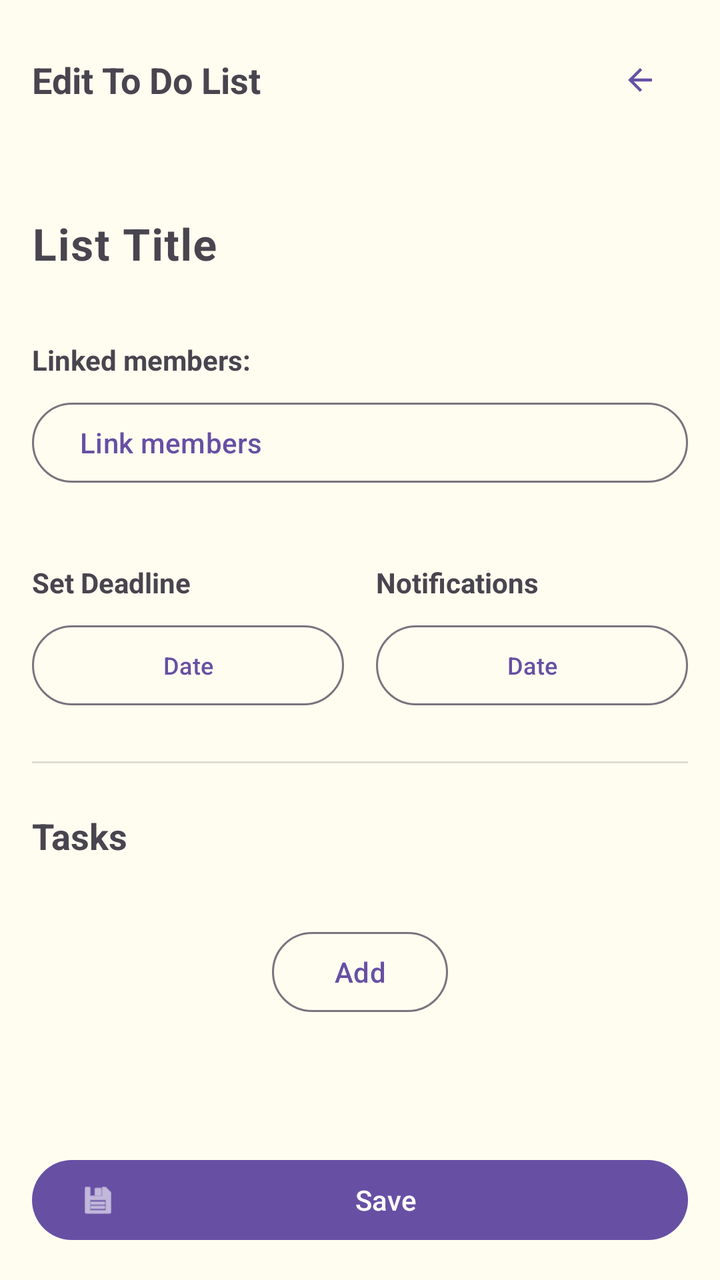
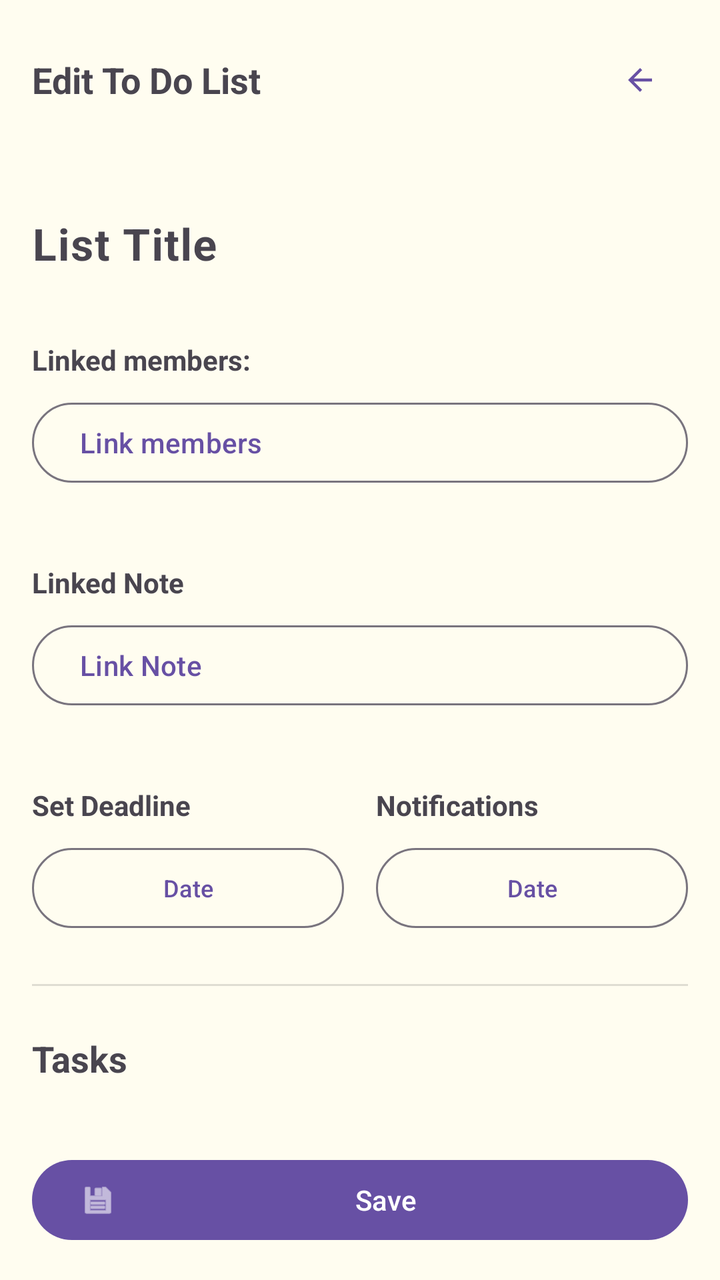

The first picture is an Android layout as it rendered before a commit; the second is the same layout after the commit. The layout source and the unified diff follow.
<!-- AndroidManifest.xml: application theme Theme.PluralApp001 -->
<!-- res/layout/activity_edit_todo_list.xml -->
<?xml version="1.0" encoding="utf-8"?>
<androidx.constraintlayout.widget.ConstraintLayout xmlns:android="http://schemas.android.com/apk/res/android"
    xmlns:app="http://schemas.android.com/apk/res-auto"
    android:layout_width="match_parent"
    android:layout_height="match_parent"
    android:fitsSystemWindows="true"
    android:background="#FFFDF0">

    <LinearLayout
        android:layout_width="match_parent"
        android:layout_height="match_parent"
        android:orientation="vertical"
        android:paddingTop="16dp"
        android:paddingStart="16dp"
        android:paddingEnd="16dp"
        android:paddingBottom="16dp">

        <RelativeLayout
            android:layout_width="match_parent"
            android:layout_height="wrap_content"
            android:layout_marginBottom="16dp">

            <TextView
                android:id="@+id/tvScreenTitle"
                android:layout_width="wrap_content"
                android:layout_height="wrap_content"
                android:layout_centerVertical="true"
                android:text="@string/dialog_edit_todo_list"
                android:textSize="18sp"
                android:textStyle="bold" />

            <Button
                android:id="@+id/btnEditTodoBack"
                style="@style/Widget.Material3.Button.TextButton"
                android:layout_width="48dp"
                android:layout_height="48dp"
                android:layout_alignParentEnd="true"
                android:padding="0dp"
                app:icon="@drawable/abc_ic_ab_back_material"
                app:iconGravity="textStart"
                app:iconPadding="0dp"
                android:text="" />
        </RelativeLayout>

        <androidx.core.widget.NestedScrollView
            android:id="@+id/editTodoScrollRoot"
            android:layout_width="match_parent"
            android:layout_height="0dp"
            android:layout_weight="1"
            android:fillViewport="true">

            <LinearLayout
                android:layout_width="match_parent"
                android:layout_height="wrap_content"
                android:orientation="vertical">

                <com.google.android.material.textfield.TextInputLayout
                    android:id="@+id/layoutTodoTitle"
                    android:layout_width="match_parent"
                    android:layout_height="wrap_content"
                    android:hint="@string/hint_todo_list_title"
                    app:boxBackgroundMode="none"
                    app:boxStrokeWidth="0dp">

                    <com.google.android.material.textfield.TextInputEditText
                        android:id="@+id/editTodoTitle"
                        android:layout_width="match_parent"
                        android:layout_height="wrap_content"
                        android:paddingStart="0dp"
                        android:paddingEnd="0dp"
                        android:background="@null"
                        android:textSize="22sp"
                        android:textStyle="bold"
                        android:inputType="textCapSentences" />
                </com.google.android.material.textfield.TextInputLayout>

                <TextView
                    android:id="@+id/labelLinkedMembersList"
                    android:layout_width="match_parent"
                    android:layout_height="wrap_content"
                    android:layout_marginTop="16dp"
                    android:text="@string/label_linked_members"
                    android:textSize="14sp"
                    android:textStyle="bold" />

                <Button
                    android:id="@+id/btnLinkMembersList"
                    style="@style/Widget.Material3.Button.OutlinedButton"
                    android:layout_width="match_parent"
                    android:layout_height="wrap_content"
                    android:layout_marginTop="8dp"
                    android:text="@string/action_link_members"
                    android:textAlignment="viewStart" />

                <TextView
                    android:id="@+id/linkedMembersListText"
                    android:layout_width="match_parent"
                    android:layout_height="wrap_content"
                    android:layout_marginTop="4dp"
                    android:textSize="12sp"
                    android:alpha="0.7" />

                <LinearLayout
                    android:layout_width="match_parent"
                    android:layout_height="wrap_content"
                    android:orientation="horizontal"
                    android:layout_marginTop="16dp">

                    <LinearLayout
                        android:layout_width="0dp"
                        android:layout_height="wrap_content"
                        android:layout_weight="1"
                        android:orientation="vertical">
                        <TextView
                            android:layout_width="match_parent"
                            android:layout_height="wrap_content"
                            android:text="@string/set_deadline"
                            android:textSize="14sp"
                            android:textStyle="bold" />
                        <Button
                            android:id="@+id/btnSetListDeadlineCombined"
                            style="@style/Widget.Material3.Button.OutlinedButton"
                            android:layout_width="match_parent"
                            android:layout_height="wrap_content"
                            android:layout_marginTop="8dp"
                            android:text="@string/date"
                            android:textSize="12sp" />
                    </LinearLayout>

                    <View
                        android:layout_width="16dp"
                        android:layout_height="0dp" />

                    <LinearLayout
                        android:layout_width="0dp"
                        android:layout_height="wrap_content"
                        android:layout_weight="1"
                        android:orientation="vertical">
                        <TextView
                            android:layout_width="match_parent"
                            android:layout_height="wrap_content"
                            android:text="@string/settings_section_notifications"
                            android:textSize="14sp"
                            android:textStyle="bold" />
                        <Button
                            android:id="@+id/btnSetReminderCombined"
                            style="@style/Widget.Material3.Button.OutlinedButton"
                            android:layout_width="match_parent"
                            android:layout_height="wrap_content"
                            android:layout_marginTop="8dp"
                            android:text="@string/date"
                            android:textSize="12sp" />
                    </LinearLayout>
                </LinearLayout>

                <View
                    android:layout_width="match_parent"
                    android:layout_height="1dp"
                    android:background="#20000000"
                    android:layout_marginTop="24dp"
                    android:layout_marginBottom="24dp" />

                <TextView
                    android:layout_width="match_parent"
                    android:layout_height="wrap_content"
                    android:text="@string/tasks"
                    android:textSize="18sp"
                    android:textStyle="bold"
                    android:layout_marginBottom="16dp" />

                <androidx.recyclerview.widget.RecyclerView
                    android:id="@+id/rvTasksEdit"
                    android:layout_width="match_parent"
                    android:layout_height="wrap_content"
                    android:nestedScrollingEnabled="false" />

                <Button
                    android:id="@+id/btnAddNewTask"
                    style="@style/Widget.Material3.Button.OutlinedButton"
                    android:layout_width="wrap_content"
                    android:layout_height="wrap_content"
                    android:layout_marginTop="16dp"
                    android:layout_gravity="center_horizontal"
                    android:text="@string/action_add" />

            </LinearLayout>
        </androidx.core.widget.NestedScrollView>

        <Button
            android:id="@+id/btnSaveTodoList"
            android:layout_width="match_parent"
            android:layout_height="wrap_content"
            android:layout_marginTop="16dp"
            app:icon="@android:drawable/ic_menu_save"
            android:text="@string/save" />

        <Button
            android:id="@+id/btnDeleteTodoList"
            style="@style/Widget.Material3.Button.TextButton"
            android:layout_width="match_parent"
            android:layout_height="wrap_content"
            android:layout_marginTop="8dp"
            android:text="@string/delete"
            android:textColor="#FF0000"
            android:visibility="gone" />

    </LinearLayout>
</androidx.constraintlayout.widget.ConstraintLayout>
<!-- resources referenced by this layout -->
<resources>
  <string name="action_add">Add</string>
  <string name="action_link_members">Link members</string>
  <string name="date">Date</string>
  <string name="delete">Delete</string>
  <string name="dialog_edit_todo_list">Edit To Do List</string>
  <string name="hint_todo_list_title">List Title</string>
  <string name="label_linked_members">Linked members:</string>
  <string name="save">Save</string>
  <string name="set_deadline">Set Deadline</string>
  <string name="settings_section_notifications">Notifications</string>
  <string name="tasks">Tasks</string>
  <style name="Theme.PluralApp001" parent="Base.Theme.PluralApp001" />
  <style name="Base.Theme.PluralApp001" parent="Theme.Material3.DayNight.NoActionBar">
          
          
      </style>
</resources>

<!-- the commit's change to res/layout/activity_edit_todo_list.xml (unified diff, before → after) -->
@@ -100,6 +100,32 @@
                     android:textSize="12sp"
                     android:alpha="0.7" />
 
+                <TextView
+                    android:id="@+id/labelLinkedNote"
+                    android:layout_width="match_parent"
+                    android:layout_height="wrap_content"
+                    android:layout_marginTop="16dp"
+                    android:text="@string/label_linked_note"
+                    android:textSize="14sp"
+                    android:textStyle="bold" />
+
+                <Button
+                    android:id="@+id/btnLinkNote"
+                    style="@style/Widget.Material3.Button.OutlinedButton"
+                    android:layout_width="match_parent"
+                    android:layout_height="wrap_content"
+                    android:layout_marginTop="8dp"
+                    android:text="@string/action_link_note"
+                    android:textAlignment="viewStart" />
+
+                <TextView
+                    android:id="@+id/linkedNoteText"
+                    android:layout_width="match_parent"
+                    android:layout_height="wrap_content"
+                    android:layout_marginTop="4dp"
+                    android:textSize="12sp"
+                    android:alpha="0.7" />
+
                 <LinearLayout
                     android:layout_width="match_parent"
                     android:layout_height="wrap_content"
<!-- resource entries referenced after the edit -->
@@ -2,11 +2,13 @@
 <resources>
   <string name="action_add">Add</string>
   <string name="action_link_members">Link members</string>
+  <string name="action_link_note">Link Note</string>
   <string name="date">Date</string>
   <string name="delete">Delete</string>
   <string name="dialog_edit_todo_list">Edit To Do List</string>
   <string name="hint_todo_list_title">List Title</string>
   <string name="label_linked_members">Linked members:</string>
+  <string name="label_linked_note">Linked Note</string>
   <string name="save">Save</string>
   <string name="set_deadline">Set Deadline</string>
   <string name="settings_section_notifications">Notifications</string>
